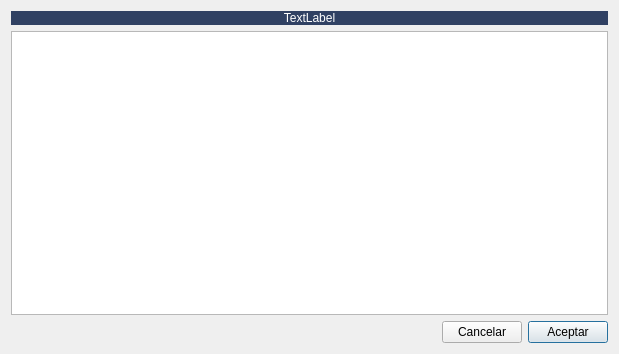
Above: Zona_Compras/dlgpedidoalbfact.ui from arcnexus/RedFoX before the change. Below: the same form after it.
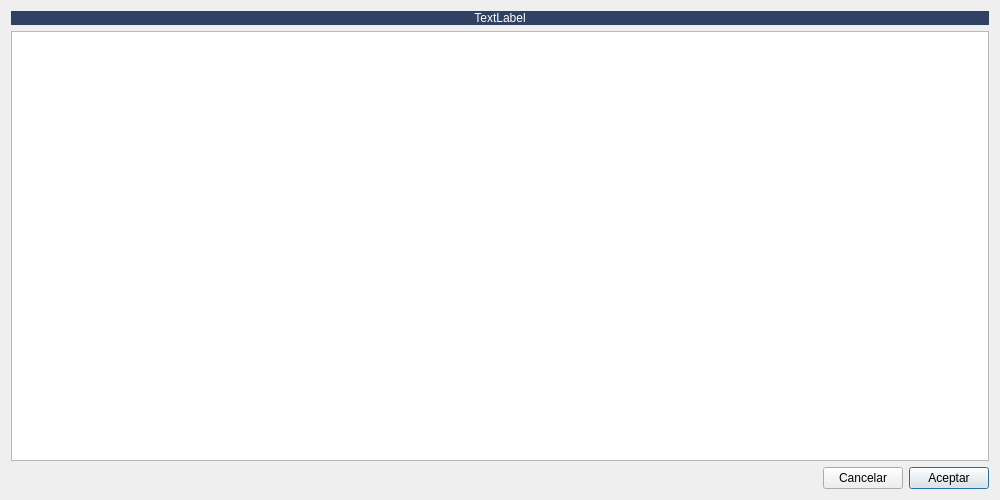
That is the form after the change.

Patch:
```diff
--- a/Zona_Compras/dlgpedidoalbfact.ui
+++ b/Zona_Compras/dlgpedidoalbfact.ui
@@ -6,8 +6,8 @@
    <rect>
     <x>0</x>
     <y>0</y>
-    <width>619</width>
-    <height>354</height>
+    <width>1000</width>
+    <height>500</height>
    </rect>
   </property>
   <property name="windowTitle">
```
